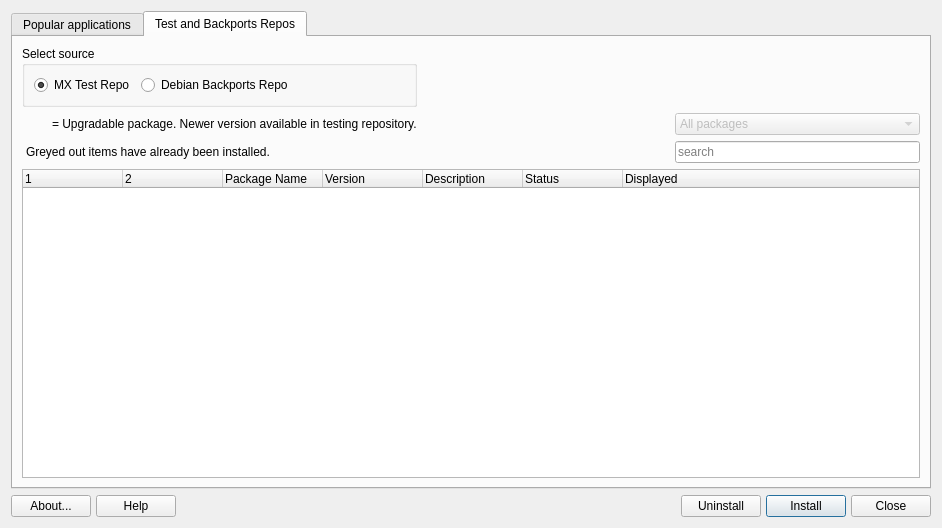
Qt form mainwindow.ui (AdrianTM/mx-package-manager) before a commit.
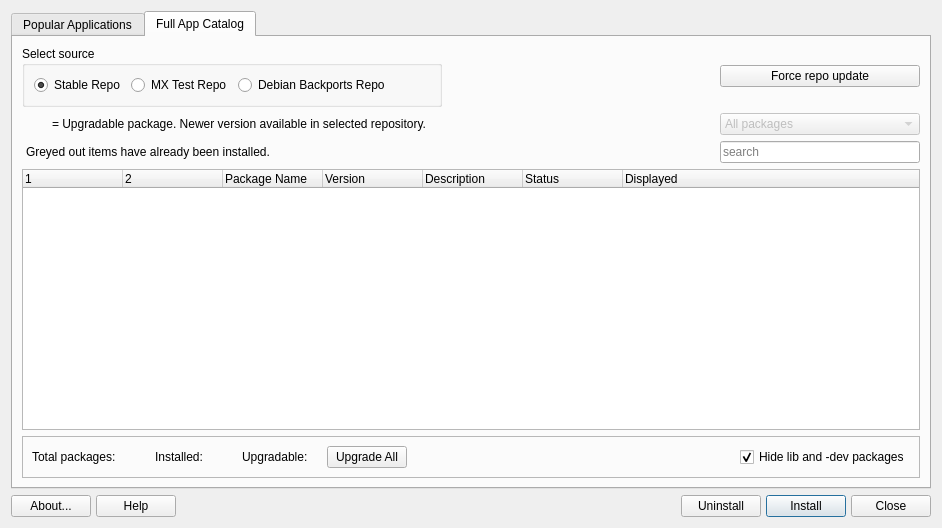
The same form after that commit. Icons and pictures are not drawn.

Patch:
```diff
--- a/mainwindow.ui
+++ b/mainwindow.ui
@@ -39,7 +39,7 @@
        </sizepolicy>
       </property>
       <attribute name="title">
-       <string>Popular applications</string>
+       <string>Popular Applications</string>
       </attribute>
       <layout class="QGridLayout" name="gridLayout">
        <item row="3" column="0" colspan="5">
@@ -135,22 +135,32 @@
        </sizepolicy>
       </property>
       <attribute name="title">
-       <string>Test and Backports Repos</string>
+       <string>Full App Catalog</string>
       </attribute>
       <layout class="QGridLayout" name="gridLayout_2">
-       <item row="0" column="0" colspan="2">
+       <item row="0" column="0" colspan="4">
         <widget class="QGroupBox" name="groupBox">
          <property name="title">
           <string>Select source</string>
          </property>
          <layout class="QHBoxLayout" name="horizontalLayout">
+          <item>
+           <widget class="QRadioButton" name="radioStable">
+            <property name="text">
+             <string>Stable Repo</string>
+            </property>
+            <property name="checked">
+             <bool>true</bool>
+            </property>
+           </widget>
+          </item>
           <item>
            <widget class="QRadioButton" name="radioMXtest">
             <property name="text">
              <string>MX Test Repo</string>
             </property>
             <property name="checked">
-             <bool>true</bool>
+             <bool>false</bool>
             </property>
            </widget>
           </item>
@@ -214,20 +224,7 @@
          </property>
         </widget>
        </item>
-       <item row="1" column="1">
-        <widget class="QLabel" name="label_2">
-         <property name="text">
-          <string>&lt;html&gt;&lt;head/&gt;&lt;body&gt;&lt;p&gt;= Upgradable package. Newer version available in testing repository.</string>
-         </property>
-         <property name="wordWrap">
-          <bool>false</bool>
-         </property>
-         <property name="indent">
-          <number>-1</number>
-         </property>
-        </widget>
-       </item>
-       <item row="1" column="2">
+       <item row="1" column="4">
         <spacer name="horizontalSpacer_2">
          <property name="orientation">
           <enum>Qt::Horizontal</enum>
@@ -240,11 +237,23 @@
          </property>
         </spacer>
        </item>
-       <item row="1" column="3">
+       <item row="1" column="5">
         <widget class="QComboBox" name="comboFilter">
          <property name="enabled">
           <bool>false</bool>
          </property>
+         <property name="minimumSize">
+          <size>
+           <width>150</width>
+           <height>0</height>
+          </size>
+         </property>
+         <property name="maximumSize">
+          <size>
+           <width>200</width>
+           <height>16777215</height>
+          </size>
+         </property>
          <property name="toolTip">
           <string>&lt;html&gt;&lt;head/&gt;&lt;body&gt;&lt;p&gt;Filter packages according to their status.&lt;/p&gt;&lt;/body&gt;&lt;/html&gt;</string>
          </property>
@@ -273,7 +282,7 @@
          </item>
         </widget>
        </item>
-       <item row="2" column="0" colspan="2">
+       <item row="2" column="0" colspan="4">
         <widget class="QLabel" name="label_3">
          <property name="text">
           <string>Greyed out items have already been installed.</string>
@@ -286,8 +295,39 @@
          </property>
         </widget>
        </item>
-       <item row="2" column="3">
+       <item row="0" column="5">
+        <widget class="QPushButton" name="pushUpdate">
+         <property name="minimumSize">
+          <size>
+           <width>150</width>
+           <height>0</height>
+          </size>
+         </property>
+         <property name="maximumSize">
+          <size>
+           <width>200</width>
+           <height>16777215</height>
+          </size>
+         </property>
+         <property name="text">
+          <string>Force repo update</string>
+         </property>
+        </widget>
+       </item>
+       <item row="2" column="5">
         <widget class="QLineEdit" name="searchBox">
+         <property name="minimumSize">
+          <size>
+           <width>150</width>
+           <height>0</height>
+          </size>
+         </property>
+         <property name="maximumSize">
+          <size>
+           <width>200</width>
+           <height>16777215</height>
+          </size>
+         </property>
          <property name="placeholderText">
           <string>search</string>
          </property>
@@ -296,7 +336,7 @@
          </property>
         </widget>
        </item>
-       <item row="3" column="0" colspan="4">
+       <item row="3" column="0" colspan="6">
         <widget class="QTreeWidget" name="treeOther">
          <column>
           <property name="text">
@@ -335,6 +375,140 @@
          </column>
         </widget>
        </item>
+       <item row="1" column="1">
+        <widget class="QLabel" name="label_2">
+         <property name="text">
+          <string>&lt;html&gt;&lt;head/&gt;&lt;body&gt;&lt;p&gt;= Upgradable package. Newer version available in selected repository.&lt;/p&gt;&lt;/body&gt;&lt;/html&gt;</string>
+         </property>
+         <property name="wordWrap">
+          <bool>false</bool>
+         </property>
+         <property name="indent">
+          <number>-1</number>
+         </property>
+        </widget>
+       </item>
+       <item row="4" column="0" colspan="6">
+        <widget class="QFrame" name="frame">
+         <property name="frameShape">
+          <enum>QFrame::StyledPanel</enum>
+         </property>
+         <property name="frameShadow">
+          <enum>QFrame::Raised</enum>
+         </property>
+         <layout class="QHBoxLayout" name="horizontalLayout_2">
+          <item>
+           <widget class="QLabel" name="labelTotalApps">
+            <property name="text">
+             <string>Total packages:</string>
+            </property>
+           </widget>
+          </item>
+          <item>
+           <widget class="QLabel" name="labelNumApps">
+            <property name="text">
+             <string/>
+            </property>
+           </widget>
+          </item>
+          <item>
+           <spacer name="horizontalSpacer_4">
+            <property name="orientation">
+             <enum>Qt::Horizontal</enum>
+            </property>
+            <property name="sizeType">
+             <enum>QSizePolicy::Preferred</enum>
+            </property>
+            <property name="sizeHint" stdset="0">
+             <size>
+              <width>20</width>
+              <height>20</height>
+             </size>
+            </property>
+           </spacer>
+          </item>
+          <item>
+           <widget class="QLabel" name="labelInstalled">
+            <property name="text">
+             <string>Installed:</string>
+            </property>
+           </widget>
+          </item>
+          <item>
+           <widget class="QLabel" name="labelNumInst">
+            <property name="text">
+             <string/>
+            </property>
+           </widget>
+          </item>
+          <item>
+           <spacer name="horizontalSpacer_6">
+            <property name="orientation">
+             <enum>Qt::Horizontal</enum>
+            </property>
+            <property name="sizeType">
+             <enum>QSizePolicy::Preferred</enum>
+            </property>
+            <property name="sizeHint" stdset="0">
+             <size>
+              <width>20</width>
+              <height>20</height>
+             </size>
+            </property>
+           </spacer>
+          </item>
+          <item>
+           <widget class="QLabel" name="labelUpgradable">
+            <property name="text">
+             <string>Upgradable:</string>
+            </property>
+           </widget>
+          </item>
+          <item>
+           <widget class="QLabel" name="labelNumUpgr">
+            <property name="text">
+             <string/>
+            </property>
+           </widget>
+          </item>
+          <item>
+           <widget class="QPushButton" name="pushUpgradeAll">
+            <property name="text">
+             <string>Upgrade All</string>
+            </property>
+            <property name="icon">
+             <iconset theme="system-upgrade">
+              <normaloff/>
+             </iconset>
+            </property>
+           </widget>
+          </item>
+          <item>
+           <spacer name="horizontalSpacer_5">
+            <property name="orientation">
+             <enum>Qt::Horizontal</enum>
+            </property>
+            <property name="sizeHint" stdset="0">
+             <size>
+              <width>40</width>
+              <height>20</height>
+             </size>
+            </property>
+           </spacer>
+          </item>
+          <item>
+           <widget class="QCheckBox" name="checkHideLibs">
+            <property name="text">
+             <string>Hide lib and -dev packages</string>
+            </property>
+            <property name="checked">
+             <bool>true</bool>
+            </property>
+           </widget>
+          </item>
+         </layout>
+        </widget>
+       </item>
       </layout>
      </widget>
     </widget>
```
Left out of the diff: 2 changed lines with no effect on the pictures.
